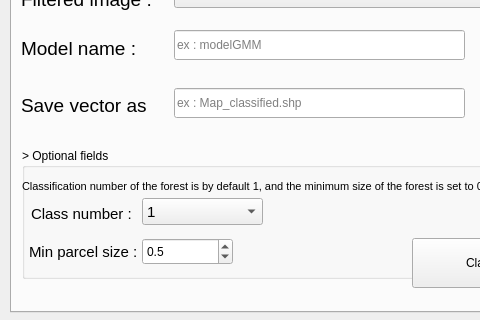
nkarasiak/HistoricalMap, file historical_map_dialog_base.ui: the form before one commit; both pictures show x 0 to 480 and y 268 to 588 of the 590 by 588 pixel window.
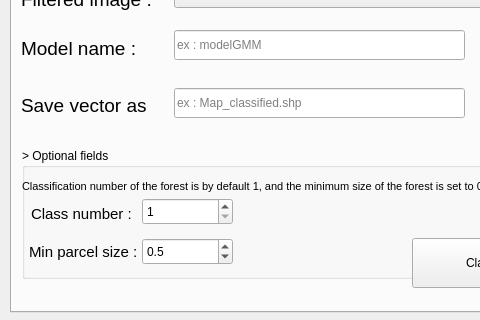
The form after the commit. The open tabs and pages were chosen to show the change. Icons and pictures are not drawn. Custom widgets are drawn as their Qt base class.

Commit message: new doc and validation

The edit to the form file:
```diff
--- a/historical_map_dialog_base.ui
+++ b/historical_map_dialog_base.ui
@@ -1099,7 +1099,7 @@
      <widget class="QLabel" name="label_13">
       <property name="geometry">
        <rect>
-        <x>250</x>
+        <x>220</x>
         <y>50</y>
         <width>30</width>
         <height>30</height>
@@ -1130,52 +1130,6 @@
        <bool>true</bool>
       </property>
      </widget>
-     <widget class="QComboBox" name="inClassForest">
-      <property name="enabled">
-       <bool>true</bool>
-      </property>
-      <property name="geometry">
-       <rect>
-        <x>120</x>
-        <y>50</y>
-        <width>121</width>
-        <height>27</height>
-       </rect>
-      </property>
-      <property name="font">
-       <font>
-        <pointsize>11</pointsize>
-       </font>
-      </property>
-      <property name="frame">
-       <bool>true</bool>
-      </property>
-      <item>
-       <property name="text">
-        <string>1</string>
-       </property>
-      </item>
-      <item>
-       <property name="text">
-        <string>2</string>
-       </property>
-      </item>
-      <item>
-       <property name="text">
-        <string>3</string>
-       </property>
-      </item>
-      <item>
-       <property name="text">
-        <string>4</string>
-       </property>
-      </item>
-      <item>
-       <property name="text">
-        <string>5</string>
-       </property>
-      </item>
-     </widget>
      <widget class="QLabel" name="tiffImageLabel_18">
       <property name="geometry">
        <rect>
@@ -1265,6 +1219,22 @@
        <double>0.500000000000000</double>
       </property>
      </widget>
+     <widget class="QSpinBox" name="inClassForest">
+      <property name="geometry">
+       <rect>
+        <x>120</x>
+        <y>50</y>
+        <width>91</width>
+        <height>27</height>
+       </rect>
+      </property>
+      <property name="minimum">
+       <number>1</number>
+      </property>
+      <property name="value">
+       <number>1</number>
+      </property>
+     </widget>
     </widget>
     <widget class="QLabel" name="tiffImageLabel_11">
      <property name="geometry">
```
Left out of the diff: 29 changed lines with no effect on the pictures. The commit also changes 2 other files.
